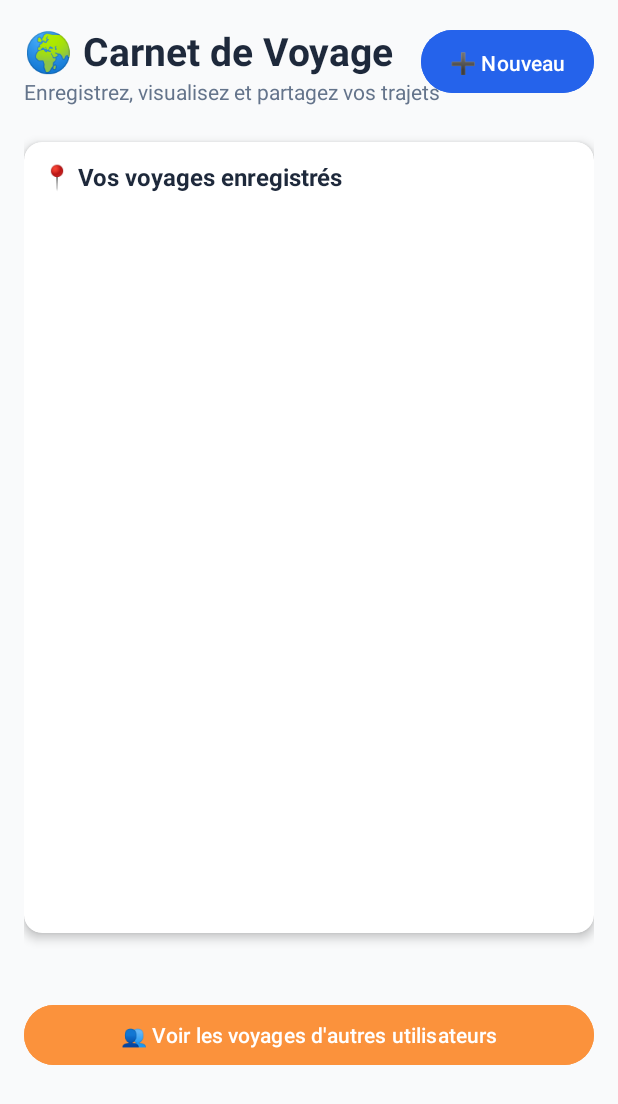
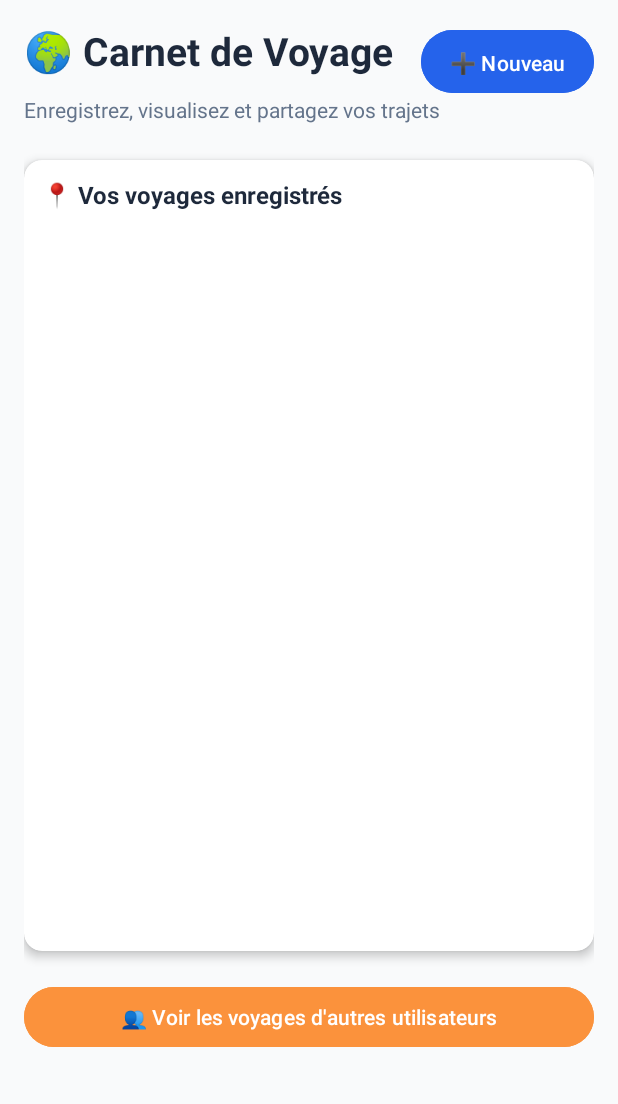
Before and after one commit to LahyaniAicah/Carnet_de_voyage, an Android app: the screen it shows after launch (MainActivity), on a phone screen of 412 x 824 dp. Shown: the top 1104 px of the screen. Run offline under Robolectric (Android 15) with nearby library versions, the phone set to English and light mode, and no system bars; our stand-ins replace Firebase (no records; nobody signed in at launch, a user with empty details on screens opened directly).

```diff
--- a/app/src/main/java/fr/upjv/carnet_de_voyage/VoyageAdapter.java
+++ b/app/src/main/java/fr/upjv/carnet_de_voyage/VoyageAdapter.java
@@ -14,9 +14,10 @@ import java.util.List;
 import fr.upjv.carnet_de_voyage.models.Voyage;
 import fr.upjv.carnet_de_voyage.views.VoyageDetailActivity;
 
+//💡 Le ViewHolder représente chaque ligne dans la liste.
 public class VoyageAdapter extends RecyclerView.Adapter<VoyageViewHolder> {
     private final List<Voyage> voyageList;
-    private Context context;
+    private Context context;//utile pour lancer des Intent ou accéder aux ressources
     public VoyageAdapter(Context context, List<Voyage> voyageList) {
         this.context = context;
         this.voyageList = voyageList;
@@ -24,23 +25,30 @@ public class VoyageAdapter extends RecyclerView.Adapter<VoyageViewHolder> {
 
     @NonNull
     @Override
+    //Cette méthode est appelée pour créer une nouvelle “ligne” (ViewHolder) à l’écran
     public VoyageViewHolder onCreateViewHolder(@NonNull ViewGroup parent, int viewType) {
         View itemView = LayoutInflater.from(parent.getContext())
                 .inflate(R.layout.item_voyage, parent, false);
+        // inflate sert à charger le layout XML item_voyage.xml (design d'une ligne)
         return new VoyageViewHolder(itemView);
+        //on retourne un VoyageViewHolder contenant cette vue
     }
 
+    // Cette méthod est appelée pour remplir chaque ligne avec les données du voyage
     @Override
     public void onBindViewHolder(@NonNull VoyageViewHolder holder, int position) {
-        Voyage voyage = voyageList.get(position);
-        holder.mettreAJourLigne(voyage);
+        Voyage voyage = voyageList.get(position);//récupère le Voyage à la ligne demandée
+        holder.mettreAJourLigne(voyage);// remplit les champs (titre, dates, etc.)
+
+        //Quand l’utilisateur clique sur une ligne:
         holder.itemView.setOnClickListener(v -> {
             Intent intent = new Intent(context, VoyageDetailActivity.class);
-            intent.putExtra("voyage_id", voyage.getId()); // Assure-toi que Voyage a un getId()
+            intent.putExtra("voyage_id", voyage.getId());
             context.startActivity(intent);
         });
     }
 
+    //retourne le nombre d’éléments à afficher
     @Override
     public int getItemCount() {
         return voyageList.size();
--- a/app/src/main/java/fr/upjv/carnet_de_voyage/controllers/VoyageController.java
+++ b/app/src/main/java/fr/upjv/carnet_de_voyage/controllers/VoyageController.java
@@ -34,7 +34,7 @@ public class VoyageController {
                     documentReference.update("id", docId);
 
                     Log.d("Firebase", "Voyage ajouté avec ID : " + docId);
-                    onIdGenerated.accept(docId); // 🔁 retourne l’ID au caller
+                    onIdGenerated.accept(docId); //  retourne l’ID au caller
                 })
                 .addOnFailureListener(e -> {
                     Log.e("Firebase", "Erreur ajout voyage", e);
@@ -72,10 +72,10 @@ public class VoyageController {
         db.collection("test_connexion")
                 .add(testData)
                 .addOnSuccessListener(documentReference ->
-                        Toast.makeText(context, "✅ Connexion Firebase OK", Toast.LENGTH_SHORT).show()
+                        Toast.makeText(context, " Connexion Firebase OK", Toast.LENGTH_SHORT).show()
                 )
                 .addOnFailureListener(e ->
-                        Toast.makeText(context, "❌ Connexion Firebase échouée", Toast.LENGTH_LONG).show()
+                        Toast.makeText(context, " Connexion Firebase échouée", Toast.LENGTH_LONG).show()
                 );
     }
 
--- a/app/src/main/java/fr/upjv/carnet_de_voyage/views/MainActivity.java
+++ b/app/src/main/java/fr/upjv/carnet_de_voyage/views/MainActivity.java
@@ -42,9 +42,14 @@ public class MainActivity extends AppCompatActivity {
             startActivity(intent);
         });
 
+        //afficher une liste d’éléments
         recyclerView = findViewById(R.id.recyclerVoyages);
+
+        // Afficher les éléments en colonne verticale (par défaut, comme une liste classique).
+        //LinearLayoutManager(this) gère ça.
         recyclerView.setLayoutManager(new LinearLayoutManager(this));
         voyageList = new ArrayList<>();
+        // crées un adapter personnalisé pour afficher les éléments
         adapter = new VoyageAdapter(this, voyageList);
         recyclerView.setAdapter(adapter);
 
@@ -55,14 +60,14 @@ public class MainActivity extends AppCompatActivity {
         FirebaseFirestore db = FirebaseFirestore.getInstance();
         db.collection("voyages")
                 .get()
-                .addOnCompleteListener(task -> {
+                .addOnCompleteListener(task -> {//un écouteur qui sera appelé quand la requête est terminée
                     if (task.isSuccessful()) {
                         voyageList.clear(); // vide l'ancienne liste
-                        for (QueryDocumentSnapshot document : task.getResult()) {
-                            Voyage voyage = document.toObject(Voyage.class);
+                        for (QueryDocumentSnapshot document : task.getResult()) { //Parcourir chaque document Firestore (chaque voyage)
+                            Voyage voyage = document.toObject(Voyage.class);//transforme automatiquement le document en objet Java Voyage
                             voyageList.add(voyage);
                         }
-                        adapter.notifyDataSetChanged();
+                        adapter.notifyDataSetChanged();//La liste a changé ! Mets à jour l’écran.
                     } else {
                         Log.e("Firebase", "Erreur de chargement : ", task.getException());
                     }
--- a/app/src/main/java/fr/upjv/carnet_de_voyage/views/VoyageDetailActivity.java
+++ b/app/src/main/java/fr/upjv/carnet_de_voyage/views/VoyageDetailActivity.java
@@ -117,17 +117,17 @@ public class VoyageDetailActivity extends AppCompatActivity {
                         if (emailIntent.resolveActivity(getPackageManager()) != null) {
                             startActivity(Intent.createChooser(emailIntent, "Envoyer GPX..."));
                         } else {
-                            Log.e("GPX", "❌ Aucune application disponible pour l'envoi");
+                            Log.e("GPX", " Aucune application disponible pour l'envoi");
                             Toast.makeText(this, "Aucune application disponible pour envoyer le fichier.", Toast.LENGTH_SHORT).show();
                         }
 
                     } catch (Exception e) {
-                        Log.e("GPX", "❌ Erreur lors de l'écriture du fichier GPX", e);
+                        Log.e("GPX", " Erreur lors de l'écriture du fichier GPX", e);
                         Toast.makeText(this, "Erreur GPX : " + e.getMessage(), Toast.LENGTH_LONG).show();
                     }
                 })
                 .addOnFailureListener(e -> {
-                    Log.e("GPX", "❌ Erreur lors de la récupération des positions Firebase", e);
+                    Log.e("GPX", " Erreur lors de la récupération des positions Firebase", e);
                     Toast.makeText(this, "Impossible de récupérer les positions", Toast.LENGTH_SHORT).show();
                 });
     }
--- a/app/src/main/res/layout/activity_main.xml
+++ b/app/src/main/res/layout/activity_main.xml
@@ -21,19 +21,21 @@
         app:layout_constraintStart_toStartOf="parent"/>
 
     <!-- Sous-titre -->
+
+    <!-- Bouton Nouveau Voyage -->
+
+    <!-- Card Vos voyages -->
+
     <TextView
         android:id="@+id/subtitleText"
         android:layout_width="wrap_content"
         android:layout_height="wrap_content"
+        android:layout_marginTop="12dp"
         android:text="Enregistrez, visualisez et partagez vos trajets"
         android:textColor="#64748B"
         android:textSize="14sp"
-        app:layout_constraintTop_toBottomOf="@id/titleText"
-        app:layout_constraintStart_toStartOf="parent"/>
-
-    <!-- Bouton Nouveau Voyage -->
-
-    <!-- Card Vos voyages -->
+        app:layout_constraintStart_toStartOf="parent"
+        app:layout_constraintTop_toBottomOf="@id/titleText" />
 
     <Button
         android:id="@+id/btnNewVoyage"
@@ -41,7 +43,7 @@
         android:layout_height="50dp"
         android:backgroundTint="#2563EB"
         android:padding="12dp"
-        android:text="➕ Nouveau Voyage"
+        android:text="➕ Nouveau"
         android:textColor="@android:color/white"
         app:layout_constraintEnd_toEndOf="parent"
         app:layout_constraintTop_toTopOf="parent" />
@@ -85,7 +87,7 @@
         android:id="@+id/btnVoirVoyagesUtilisateurs"
         android:layout_width="0dp"
         android:layout_height="wrap_content"
-        android:layout_marginTop="44dp"
+        android:layout_marginTop="20dp"
         android:backgroundTint="#FB923C"
         android:text="👥 Voir les voyages d'autres utilisateurs"
         android:textColor="@android:color/white"
```
Also changed, not shown: app/src/main/java/fr/upjv/carnet_de_voyage/DatabaseHelper.java (deleted, +0 -62 lines), app/src/main/java/fr/upjv/carnet_de_voyage/models/Voyage.java (+14 -4 lines), app/src/main/java/fr/upjv/carnet_de_voyage/views/TrackingActivity.java (+2 -9 lines), app/src/main/java/fr/upjv/carnet_de_voyage/views/VoyageActivity.java (+10 -17 lines).
